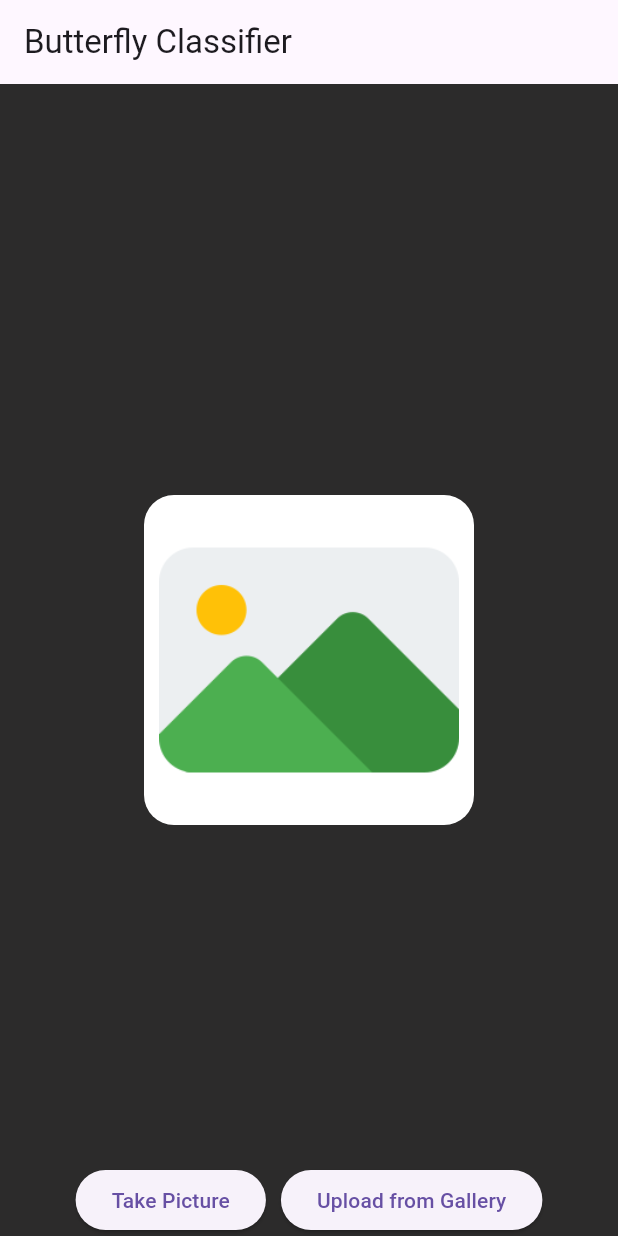
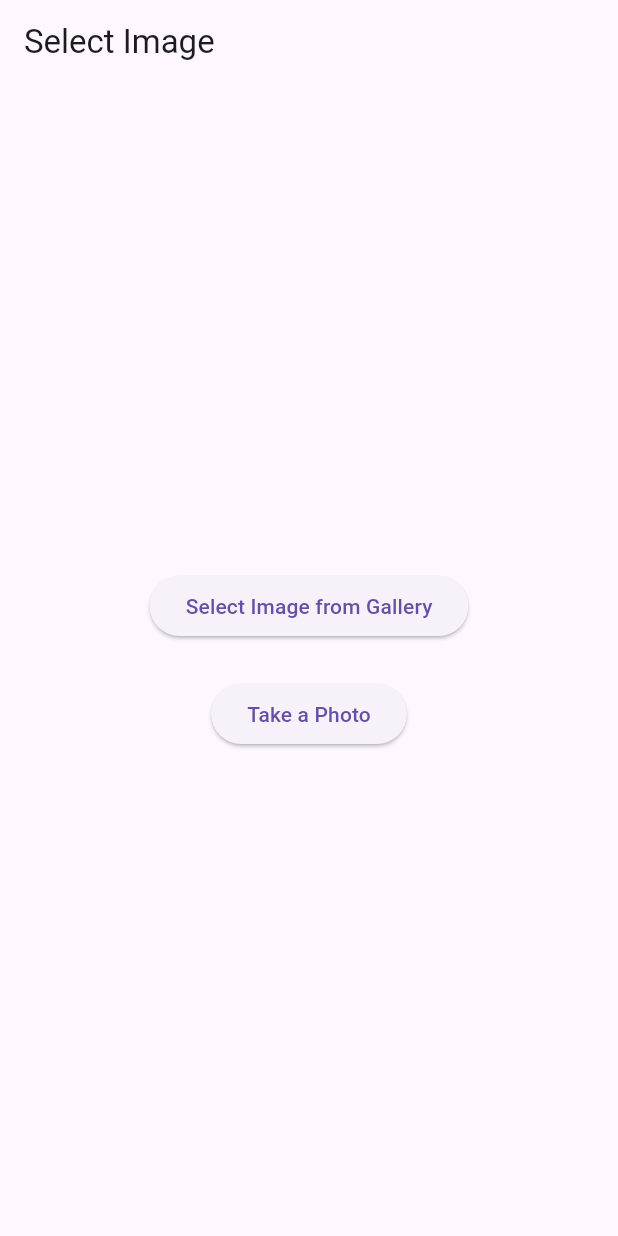
Before and after one commit to 4YU5H25/Butterfly_Classifier, a Flutter app: the screen it shows after launch, on a phone screen of 412 x 824 dp. Run offline on Flutter 3.47's test engine with Material 3 defaults, Android fonts, the phone set to English and light mode, and no system bars; our stand-ins replace image_picker, responsive_builder; project files that could hold a hidden picture were left out.

Commit message:
new changes

```diff
--- a/lib/home.dart
+++ b/lib/home.dart
@@ -1,198 +1,196 @@
-import 'dart:io';
-import 'package:flutter/material.dart';
-import 'package:image_picker/image_picker.dart';
-import 'package:flutter/services.dart' show rootBundle;
-import 'package:tflite/tflite.dart';
-import 'imagepicker.dart';
+// import 'dart:io';
+// import 'package:flutter/material.dart';
+// import 'package:flutter/services.dart' show rootBundle;
+// import 'imagepicker.dart';
 
-class HomeScreen extends StatefulWidget {
-  const HomeScreen({Key? key}) : super(key: key);
+// class HomeScreen extends StatefulWidget {
+//   const HomeScreen({Key? key}) : super(key: key);
 
-  @override
-  State<HomeScreen> createState() => HomeScreenState();
-}
+//   @override
+//   State<HomeScreen> createState() => HomeScreenState();
+// }
 
-class HomeScreenState extends State<HomeScreen> {
-  String selectedImagePath = '';
-  bool imageSubmitted = false;
-  List<dynamic> recognitions = [];
+// class HomeScreenState extends State<HomeScreen> {
+//   String selectedImagePath = '';
+//   bool imageSubmitted = false;
+//   List<dynamic> recognitions = [];
 
-  late List<String> labelList;
+//   late List<String> labelList;
 
-  @override
-  void initState() {
-    super.initState();
-    loadModel();
-  }
+//   @override
+//   void initState() {
+//     super.initState();
+//     loadModel();
+//   }
 
-  Future<void> loadModel() async {
-    String modelPath = 'assets/butter.tflite'; // Update the path
-    String labelsPath = 'assets/labels.txt'; // Update the path
+//   Future<void> loadModel() async {
+//     String modelPath = 'assets/butter.tflite'; // Update the path
+//     String labelsPath = 'assets/labels.txt'; // Update the path
 
-    await Tflite.loadModel(
-      model: modelPath,
-      labels: labelsPath,
-    );
+//     await Tflite.loadModel(
+//       model: modelPath,
+//       labels: labelsPath,
+//     );
 
-    String labelsContent = await rootBundle.loadString(labelsPath);
-    labelList = labelsContent.split('\n');
-  }
+//     String labelsContent = await rootBundle.loadString(labelsPath);
+//     labelList = labelsContent.split('\n');
+//   }
 
-  Future<void> runModelOnImage(String imagePath) async {
-    recognitions = await Tflite.runModelOnImage(
-      path: imagePath,
-      numResults: labelList.length,
-      threshold: 0.1,
-    ) as dynamic;
-  }
+//   Future<void> runModelOnImage(String imagePath) async {
+//     recognitions = await Tflite.runModelOnImage(
+//       path: imagePath,
+//       numResults: labelList.length,
+//       threshold: 0.1,
+//     ) as dynamic;
+//   }
 
-  @override
-  Widget build(BuildContext context) {
-    return Directionality(
-      textDirection: TextDirection.ltr,
-      child: Scaffold(
-        backgroundColor: const Color.fromARGB(255, 254, 75, 25),
-        appBar: AppBar(
-          title: const Text('Butterfly Classifier'),
-        ),
-        body: Container(
-          decoration: const BoxDecoration(
-            color: Color.fromARGB(255, 44, 43, 43),
-          ),
-          child: Stack(
-            alignment: Alignment.bottomCenter,
-            children: [
-              Column(
-                children: [
-                  const SizedBox(height: 20), // Add margin
+//   @override
+//   Widget build(BuildContext context) {
+//     return Directionality(
+//       textDirection: TextDirection.ltr,
+//       child: Scaffold(
+//         backgroundColor: const Color.fromARGB(255, 254, 75, 25),
+//         appBar: AppBar(
+//           title: const Text('Butterfly Classifier'),
+//         ),
+//         body: Container(
+//           decoration: const BoxDecoration(
+//             color: Color.fromARGB(255, 44, 43, 43),
+//           ),
+//           child: Stack(
+//             alignment: Alignment.bottomCenter,
+//             children: [
+//               Column(
+//                 children: [
+//                   const SizedBox(height: 20), // Add margin
 
-                  if (imageSubmitted && recognitions.isNotEmpty)
-                    Text(
-                      'Prediction: ${labelList[recognitions[0]['index']] ?? 'Unknown'}',
-                      style: const TextStyle(
-                        fontSize: 20,
-                        fontWeight: FontWeight.bold,
-                        color: Colors.white,
-                      ),
-                    ),
-                  Expanded(
-                    child: Center(
-                      child: Column(
-                        mainAxisAlignment: MainAxisAlignment.center,
-                        children: [
-                          Container(
-                            margin: const EdgeInsets.all(20),
-                            decoration: BoxDecoration(
-                              borderRadius: BorderRadius.circular(20),
-                              color: Colors.white,
-                            ),
-                            padding: const EdgeInsets.all(10),
-                            child: selectedImagePath == ''
-                                ? Image.asset(
-                                    'assets/image_placeholder.png',
-                                    height: 200,
-                                    width: 200,
-                                    fit: BoxFit.fill,
-                                  )
-                                : Image.file(
-                                    File(selectedImagePath),
-                                    height: 200,
-                                    width: 200,
-                                    fit: BoxFit.fill,
-                                  ),
-                          ),
-                          const SizedBox(height: 20),
-                          // ElevatedButton(
-                          //   onPressed: () async {
+//                   if (imageSubmitted && recognitions.isNotEmpty)
+//                     Text(
+//                       'Prediction: ${labelList[recognitions[0]['index']] ?? 'Unknown'}',
+//                       style: const TextStyle(
+//                         fontSize: 20,
+//                         fontWeight: FontWeight.bold,
+//                         color: Colors.white,
+//                       ),
+//                     ),
+//                   Expanded(
+//                     child: Center(
+//                       child: Column(
+//                         mainAxisAlignment: MainAxisAlignment.center,
+//                         children: [
+//                           Container(
+//                             margin: const EdgeInsets.all(20),
+//                             decoration: BoxDecoration(
+//                               borderRadius: BorderRadius.circular(20),
+//                               color: Colors.white,
+//                             ),
+//                             padding: const EdgeInsets.all(10),
+//                             child: selectedImagePath == ''
+//                                 ? Image.asset(
+//                                     'assets/image_placeholder.png',
+//                                     height: 200,
+//                                     width: 200,
+//                                     fit: BoxFit.fill,
+//                                   )
+//                                 : Image.file(
+//                                     File(selectedImagePath),
+//                                     height: 200,
+//                                     width: 200,
+//                                     fit: BoxFit.fill,
+//                                   ),
+//                           ),
+//                           const SizedBox(height: 20),
+//                           // ElevatedButton(
+//                           //   onPressed: () async {
 
-                          //   },
-                          //   child: const Text('Select Image'),
-                          // ),
-                        ],
-                      ),
-                    ),
-                  ),
-                ],
-              ),
-              Row(
-                mainAxisAlignment: MainAxisAlignment.center,
-                children: [
-                  ElevatedButton(
-                    onPressed: () async {
-                      selectedImagePath =
-                          await Media.selectImageFromCamera() as String;
-                      _showImageSelectionDialog();
-                      setState(() {});
-                    },
-                    child: const Text('Take Picture'),
-                  ),
-                  const SizedBox(width: 10),
-                  ElevatedButton(
-                    onPressed: () async {
-                      selectedImagePath =
-                          await Media.selectImageFromGallery() as String;
-                      _showImageSelectionDialog();
-                      setState(() {});
-                    },
-                    child: const Text('Upload from Gallery'),
-                  ),
-                ],
-              ),
-              Column(
-                children: recognitions.map((result) {
-                  int labelIndex = result['index'];
-                  String className = labelList[labelIndex];
-                  double confidence = result['confidence'];
-                  return Column(
-                    children: [
-                      Text(
-                        'Prediction: $className $confidence %',
-                        style: const TextStyle(
-                          fontWeight: FontWeight.bold,
-                          fontSize: 18,
-                          color: Color.fromARGB(0, 255, 252, 243),
-                        ),
-                      ),
-                    ],
-                  );
-                }).toList(),
-              ),
-            ],
-          ),
-        ),
-      ),
-    );
-  }
+//                           //   },
+//                           //   child: const Text('Select Image'),
+//                           // ),
+//                         ],
+//                       ),
+//                     ),
+//                   ),
+//                 ],
+//               ),
+//               Row(
+//                 mainAxisAlignment: MainAxisAlignment.center,
+//                 children: [
+//                   ElevatedButton(
+//                     onPressed: () async {
+//                       selectedImagePath =
+//                           await Media.selectImageFromCamera() as String;
+//                       _showImageSelectionDialog();
+//                       setState(() {});
+//                     },
+//                     child: const Text('Take Picture'),
+//                   ),
+//                   const SizedBox(width: 10),
+//                   ElevatedButton(
+//                     onPressed: () async {
+//                       selectedImagePath =
+//                           await Media.selectImageFromGallery() as String;
+//                       _showImageSelectionDialog();
+//                       setState(() {});
+//                     },
+//                     child: const Text('Upload from Gallery'),
+//                   ),
+//                 ],
+//               ),
+//               Column(
+//                 children: recognitions.map((result) {
+//                   int labelIndex = result['index'];
+//                   String className = labelList[labelIndex];
+//                   double confidence = result['confidence'];
+//                   return Column(
+//                     children: [
+//                       Text(
+//                         'Prediction: $className $confidence %',
+//                         style: const TextStyle(
+//                           fontWeight: FontWeight.bold,
+//                           fontSize: 18,
+//                           color: Color.fromARGB(0, 255, 252, 243),
+//                         ),
+//                       ),
+//                     ],
+//                   );
+//                 }).toList(),
+//               ),
+//             ],
+//           ),
+//         ),
+//       ),
+//     );
+//   }
 
 
 
-  Future<void> _showImageSelectionDialog() async {
-    await showDialog(
-      context: context,
-      builder: (BuildContext context) {
-        return AlertDialog(
-          title: const Text('Image Selection'),
-          content: const Text('Do you want to use this image?'),
-          actions: <Widget>[
-            TextButton(
-              onPressed: () {
-                Navigator.of(context).pop(); // Close the dialog
-              },
-              child: const Text('Cancel'),
-            ),
-            TextButton(
-              onPressed: () {
-                Navigator.of(context).pop(); // Close the dialog
-                setState(() {
-                  imageSubmitted = true;
-                });
-                runModelOnImage(selectedImagePath); // Call the function here
-              },
-              child: const Text('Submit'),
-            ),
-          ],
-        );
-      },
-    );
-  }
-}
+//   Future<void> _showImageSelectionDialog() async {
+//     await showDialog(
+//       context: context,
+//       builder: (BuildContext context) {
+//         return AlertDialog(
+//           title: const Text('Image Selection'),
+//           content: const Text('Do you want to use this image?'),
+//           actions: <Widget>[
+//             TextButton(
+//               onPressed: () {
+//                 Navigator.of(context).pop(); // Close the dialog
+//               },
+//               child: const Text('Cancel'),
+//             ),
+//             TextButton(
+//               onPressed: () {
+//                 Navigator.of(context).pop(); // Close the dialog
+//                 setState(() {
+//                   imageSubmitted = true;
+//                 });
+//                 runModelOnImage(selectedImagePath); // Call the function here
+//               },
+//               child: const Text('Submit'),
+//             ),
+//           ],
+//         );
+//       },
+//     );
+//   }
+// }
--- a/lib/imagepicker.dart
+++ b/lib/imagepicker.dart
@@ -1,15 +1,134 @@
+import 'dart:io';
+
+import 'package:flutter/material.dart';
+import 'package:responsive_builder/responsive_builder.dart';
 import 'package:image_picker/image_picker.dart';
 
-class Media {
-  static Future<String?> selectImageFromGallery() async {
-    XFile? file = await ImagePicker()
-        .pickImage(source: ImageSource.gallery, imageQuality: 10);
-    return file?.path;
+class ImagePickerScreen extends StatefulWidget {
+  const ImagePickerScreen({Key? key}) : super(key: key);
+
+  @override
+  // ignore: library_private_types_in_public_api
+  _ImagePickerScreenState createState() => _ImagePickerScreenState();
+}
+
+class _ImagePickerScreenState extends State<ImagePickerScreen> {
+  File? _imageFile;
+  String filepath = "";
+
+  Future<void> _getImage(ImageSource source) async {
+    final picker = ImagePicker();
+    final pickedFile = await picker.pickImage(source: source);
+
+    if (pickedFile != null) {
+      setState(() {
+        _imageFile = File(pickedFile.path);
+        filepath = pickedFile.path;
+      });
+    }
   }
 
-  static Future<String?> selectImageFromCamera() async {
-    XFile? file = await ImagePicker()
-        .pickImage(source: ImageSource.camera, imageQuality: 10);
-    return file?.path;
+  @override
+  Widget build(BuildContext context) {
+    return Scaffold(
+      appBar: AppBar(
+        title: Text('Select Image'),
+      ),
+      body: Center(
+        child: ScreenTypeLayout.builder(
+          mobile: (BuildContext context) => _buildMobileLayout(context),
+          desktop: (BuildContext context) => _buildDesktopLayout(context),
+        ),
+      ),
+    );
+  }
+
+  Widget _buildMobileLayout(BuildContext context) {
+    return Column(
+      mainAxisAlignment: MainAxisAlignment.center,
+      children: <Widget>[
+        if (_imageFile != null) ...[
+          SizedBox(
+            height: 200,
+            child: Image.asset(filepath),
+          ),
+          SizedBox(height: 20),
+          Padding(
+            padding: const EdgeInsets.all(8.0),
+            child: ElevatedButton(
+              onPressed: () {
+                setState(() {
+                  _imageFile = null;
+                });
+              },
+              child: Text('Clear Image'),
+            ),
+          ),
+        ] else ...[
+          Padding(
+            padding: const EdgeInsets.all(12),
+            child: ElevatedButton(
+              onPressed: () => _getImage(ImageSource.gallery),
+              child: Text('Select Image from Gallery'),
+            ),
+          ),
+          Padding(
+            padding: const EdgeInsets.all(12.0),
+            child: ElevatedButton(
+              onPressed: () => _getImage(ImageSource.camera),
+              child: Text('Take a Photo'),
+            ),
+          ),
+        ],
+      ],
+    );
+  }
+
+  Widget _buildDesktopLayout(BuildContext context) {
+    return Row(
+      mainAxisAlignment: MainAxisAlignment.center,
+      children: <Widget>[
+        Expanded(
+          child: Column(
+            mainAxisAlignment: MainAxisAlignment.center,
+            children: <Widget>[
+              if (_imageFile != null) ...[
+                SizedBox(
+                  height: 200,
+                  child: Image.network(_imageFile!.path),
+                ),
+                SizedBox(height: 20),
+                Padding(
+                  padding: const EdgeInsets.all(8.0),
+                  child: ElevatedButton(
+                    onPressed: () {
+                      setState(() {
+                        _imageFile = null;
+                      });
+                    },
+                    child: Text('Clear Image'),
+                  ),
+                ),
+              ] else ...[
+                Padding(
+                  padding: const EdgeInsets.all(8.0),
+                  child: ElevatedButton(
+                    onPressed: () => _getImage(ImageSource.gallery),
+                    child: Text('Select Image from Gallery'),
+                  ),
+                ),
+                Padding(
+                  padding: const EdgeInsets.all(8.0),
+                  child: ElevatedButton(
+                    onPressed: () => _getImage(ImageSource.camera),
+                    child: Text('Take a Photo'),
+                  ),
+                ),
+              ],
+            ],
+          ),
+        ),
+      ],
+    );
   }
 }
--- a/lib/main.dart
+++ b/lib/main.dart
@@ -1,5 +1,5 @@
 import 'package:flutter/material.dart';
-import 'home.dart';
+import 'imagepicker.dart';
 
 void main() {
   runApp(const MyApp());
@@ -10,9 +10,14 @@ class MyApp extends StatelessWidget {
 
   @override
   Widget build(BuildContext context) {
-    return const MaterialApp(
-
-      home: HomeScreen(),
+    return MaterialApp(
+      home: const ImagePickerScreen(),
+      debugShowCheckedModeBanner: false,
+      theme: ThemeData(
+        primaryColor: Colors.purple,
+        backgroundColor: Color.fromARGB(221, 26, 25, 25),
+        primarySwatch: Colors.deepPurple,
+      ),
     );
   }
 }
--- /dev/null
+++ b/lib/model.dart
@@ -0,0 +1,5 @@
+// import 'package:tflite_v2/tflite_v2.dart';
+
+// class Model {
+
+// }
--- a/pubspec.yaml
+++ b/pubspec.yaml
@@ -36,9 +36,8 @@ dependencies:
   cupertino_icons: ^1.0.2
   image_picker: ^1.0.2
   # tflite: ^1.1.2
-#  flutter_splash_screen: ^2.0.1+1
-  tflite: ^1.1.2
-
+  responsive_builder: ^0.7.0
+  tflite_v2: ^1.0.0
 
 
 dev_dependencies:
```
Also changed, not shown: pubspec.lock.
